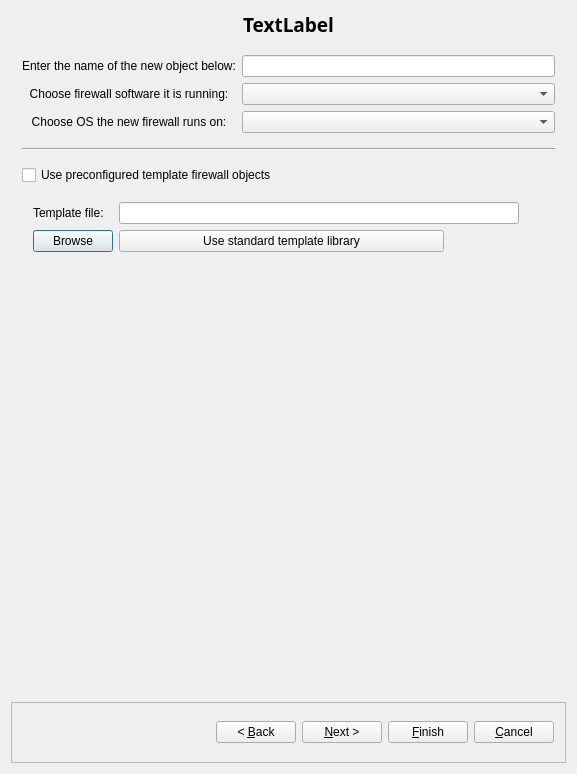
The window that src/gui/newfirewalldialog_q.ui (fwbuilder/fwbuilder) describes before a commit, drawn with Qt 5.
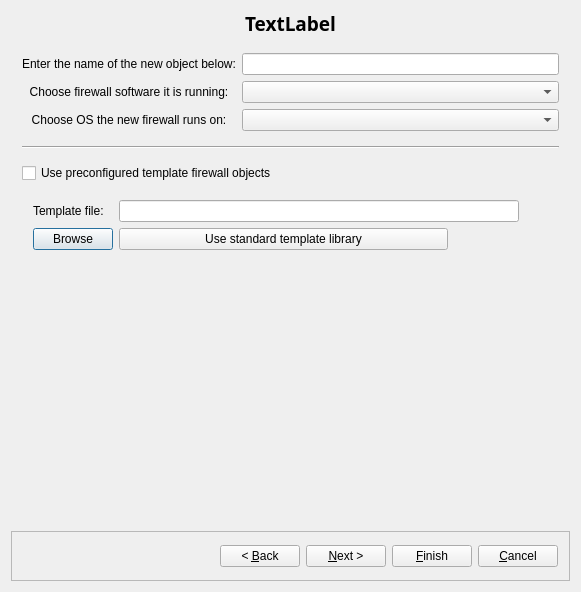
The same window after the commit. The open tabs and pages were chosen to show the change. Icons and pictures are not drawn. Custom widgets are drawn as their Qt base class.

Commit message: newFirewall dialog now has smaller default height and will resize to screen_height*0.9 if it does not fit on screen

Diff of the .ui file:
```diff
--- a/src/gui/newfirewalldialog_q.ui
+++ b/src/gui/newfirewalldialog_q.ui
@@ -6,8 +6,8 @@
    <rect>
     <x>0</x>
     <y>0</y>
-    <width>577</width>
-    <height>774</height>
+    <width>581</width>
+    <height>592</height>
    </rect>
   </property>
   <layout class="QGridLayout" name="gridLayout_2">
@@ -202,7 +202,7 @@
          <property name="sizeHint" stdset="0">
           <size>
            <width>20</width>
-           <height>210</height>
+           <height>1</height>
           </size>
          </property>
         </spacer>
```
Left out of the diff: 2 changed lines with no effect on the pictures. The commit also changes 1 other file.
